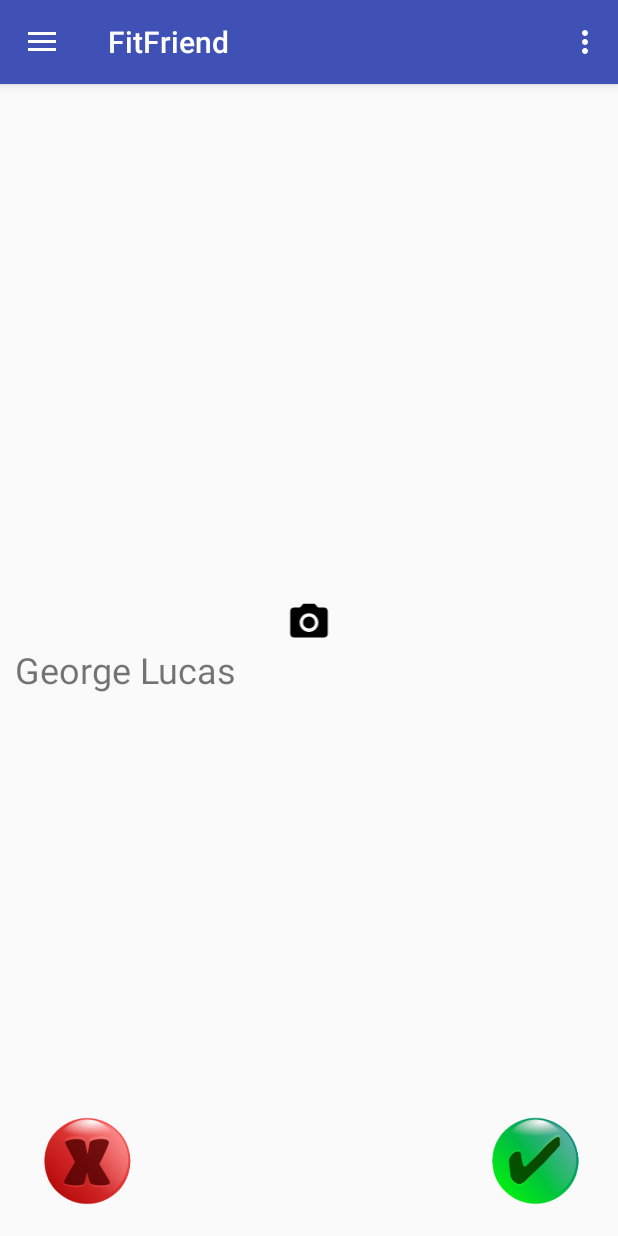
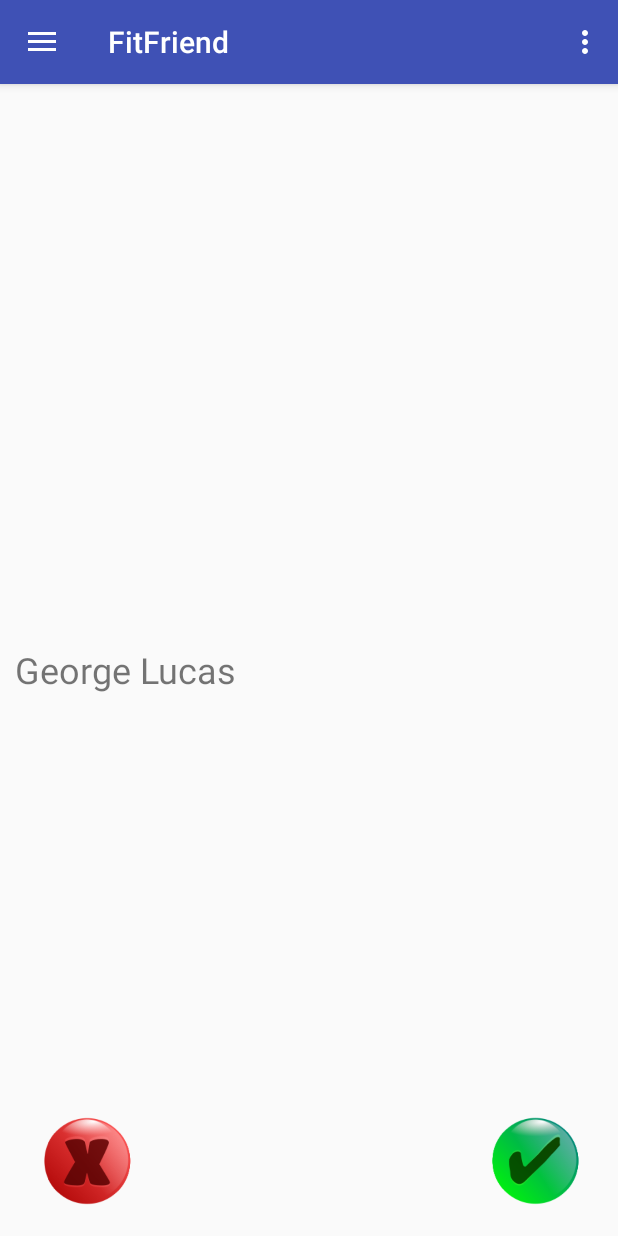
Before and after one commit to KurtPrice/FitFriend, an Android app: the MatchActivity screen opened directly, with no data from a screen before it, on a phone screen of 412 x 824 dp. Run offline under Robolectric (Android 15) with nearby library versions, the phone set to English and light mode, and no system bars.

```diff
--- a/app/src/main/java/com/bignybble/fitfriend/MatchActivity.java
+++ b/app/src/main/java/com/bignybble/fitfriend/MatchActivity.java
@@ -48,10 +48,6 @@ public class MatchActivity extends NavigationDrawerActivity implements View.OnCl
         checkButton.setImageResource(R.drawable.check);
         rejectButton.setImageResource(R.drawable.x);
 
-        /* Get interests of the user and present in image */
-        iconImageView.setImageResource(R.drawable.ic_menu_camera);
-
-
         /* Set various listeners for our GUI components */
         checkButton.setOnClickListener(this);
         rejectButton.setOnClickListener(this);
@@ -62,6 +58,7 @@ public class MatchActivity extends NavigationDrawerActivity implements View.OnCl
     private void loadCardToUI(){
         nameView.setText(cards.get(cardIndex).name);
         new DownloadImageTask(profileImageView).execute(cards.get(cardIndex).URL);
+        // Find our next card --Kurtpr
         if(cardIndex < cardSize - 1){
             cardIndex++;
         } else{
```
